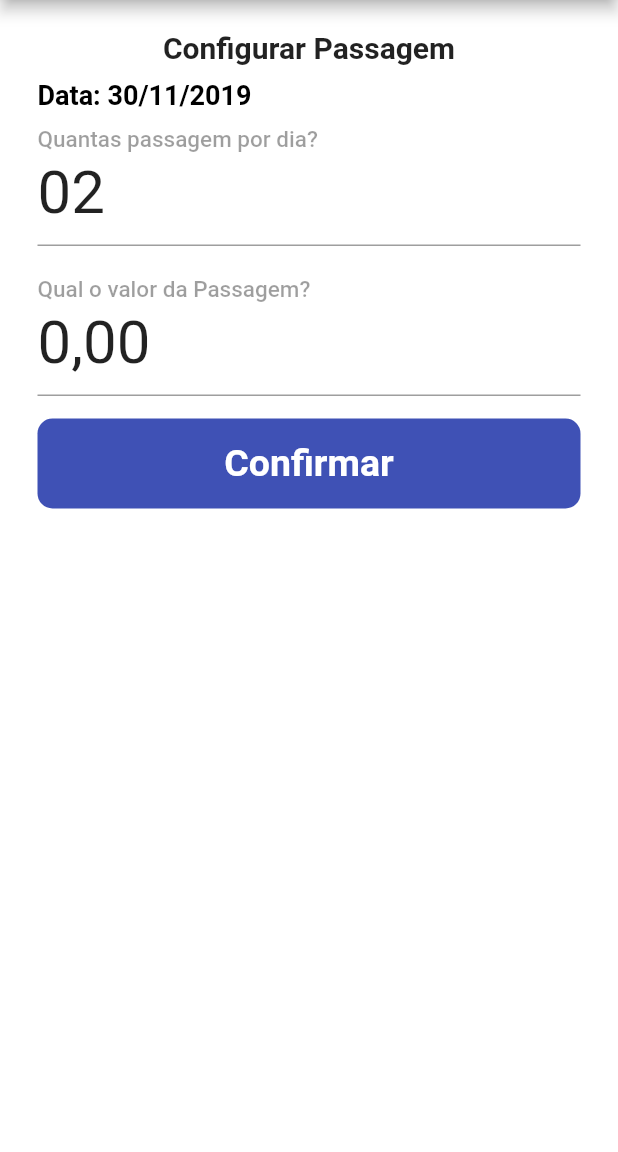
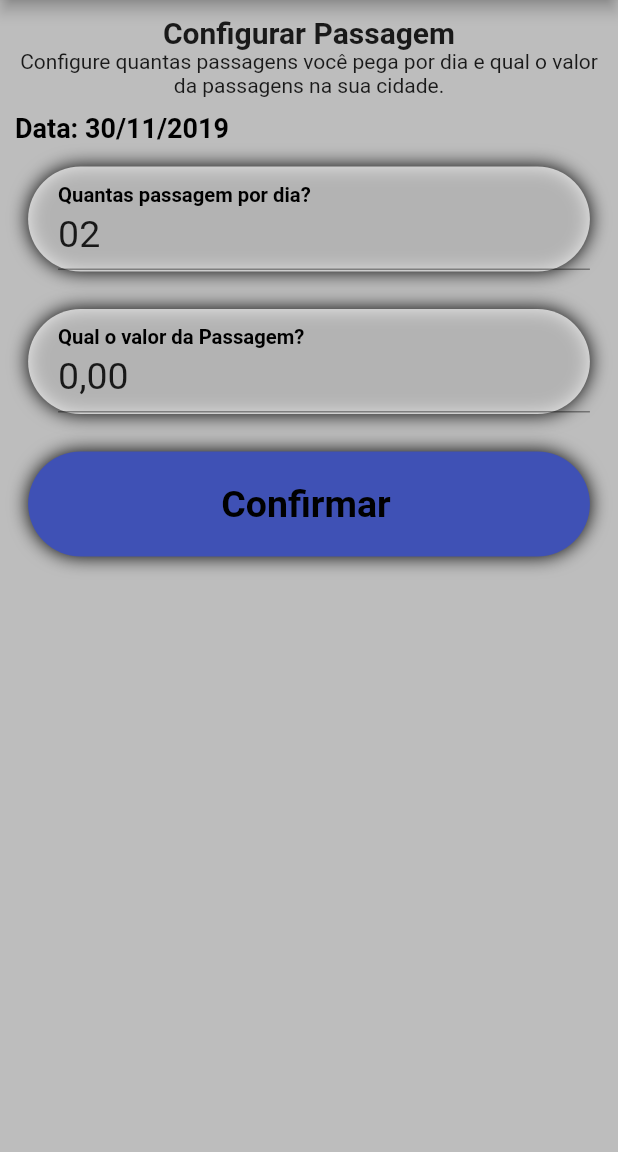
Before and after one commit to beliciobcardoso-zz/app_ticketsbus, a Flutter app: the MyConfig screen opened directly, on a phone screen of 412 x 824 dp, the part 84-1236 px from its top. Run offline on Flutter 3.47's test engine with Material 2 defaults, Android fonts, the phone set to English and light mode, and no system bars; our stand-ins replace flutter_masked_text.

Commit message:
Finalizado Configuração de passagem

```diff
--- a/lib/pages/Config.dart
+++ b/lib/pages/Config.dart
@@ -22,15 +22,15 @@ class MyConfig extends StatelessWidget {
         title: Text("Tickets Bus"),
       ),
       body: Container(
-        padding: EdgeInsets.only(
-          top: 20,
-          left: 25,
-          right: 25,
-        ),
-        color: Colors.white,
+        color: Colors.grey[400],
         child: ListView(
           children: <Widget>[
-            Text(
+            //------ Titulo da Pagina ------//
+            Container(
+                    padding: EdgeInsets.only(
+                      top: 10,
+                    ),
+                    child: Text(
                       "Configurar Passagem",
                       style: TextStyle(
                         fontSize: 20,
@@ -38,10 +38,22 @@ class MyConfig extends StatelessWidget {
                       ),
                       textAlign: TextAlign.center,
                     ),
-            SizedBox(
-              height: 10,
                   ),
-            Text(
+            //--- Container do texto ---//
+            Container(
+              padding: EdgeInsets.only(
+                left: 10,
+                right: 10,
+              ),
+              child: Text(
+                "Configure quantas passagens você pega por dia e qual o valor da passagens na sua cidade.",
+                textAlign: TextAlign.center,
+              ),
+            ),
+            //--- Container da data ----//
+            Container(
+              padding: EdgeInsets.only(left: 10, top: 10),
+              child: Text(
                 "Data: $data",
                 style: TextStyle(
                   fontWeight: FontWeight.bold,
@@ -49,54 +61,116 @@ class MyConfig extends StatelessWidget {
                   fontSize: 18,
                 ),
               ),
-            TextFormField(
+            ),
+            //------ Container do input quantidade de passagens --------//
+            Container(
+              margin: EdgeInsets.only(top: 15),
+              child: Column(
+                children: <Widget>[
+                  Container(
+                    width: MediaQuery.of(context).size.width / 1.1,
+                    height: 70,
+                    padding: EdgeInsets.only(
+                      top: 1,
+                      bottom: 1,
+                      left: 20,
+                    ),
+                    decoration: BoxDecoration(
+                      borderRadius: BorderRadius.all(
+                        Radius.circular(50),
+                      ),
+                      color: Colors.white70,
+                      boxShadow: [
+                        BoxShadow(
+                          color: Colors.black,
+                          blurRadius: 10,
+                        ),
+                      ],
+                    ),
+                    child: TextFormField(
                       controller: quantpassagem,
                       keyboardType: TextInputType.number,
                       decoration: InputDecoration(
                         labelText: "Quantas passagem por dia?",
                         labelStyle: TextStyle(
-                  color: Colors.black38,
-                  fontWeight: FontWeight.w500,
-                  fontSize: 20,
+                          color: Colors.black,
+                          fontWeight: FontWeight.bold,
+                          fontSize: 18,
                         ),
                       ),
-              style: TextStyle(fontSize: 40),
+                      style: TextStyle(fontSize: 25),
                     ),
-            SizedBox(
-              height: 10,
                   ),
-            TextFormField(
+                ],
+              ),
+            ),
+            //----- Container do input valor passagem ----------//
+            Container(
+              margin: EdgeInsets.only(top: 25),
+              child: Column(
+                children: <Widget>[
+                  Container(
+                    width: MediaQuery.of(context).size.width / 1.1,
+                    height: 70,
+                    padding: EdgeInsets.only(
+                      top: 1,
+                      bottom: 1,
+                      left: 20,
+                    ),
+                    decoration: BoxDecoration(
+                      borderRadius: BorderRadius.all(
+                        Radius.circular(50),
+                      ),
+                      color: Colors.white70,
+                      boxShadow: [
+                        BoxShadow(
+                          color: Colors.black,
+                          blurRadius: 10,
+                        ),
+                      ],
+                    ),
+                    child: TextFormField(
                       controller: controller,
                       keyboardType: TextInputType.number,
                       decoration: InputDecoration(
                         labelText: "Qual o valor da Passagem?",
                         labelStyle: TextStyle(
-                  color: Colors.black38,
-                  fontWeight: FontWeight.w500,
-                  fontSize: 20,
+                          color: Colors.black,
+                          fontWeight: FontWeight.bold,
+                          fontSize: 18,
                         ),
                       ),
-              style: TextStyle(fontSize: 40),
+                      style: TextStyle(fontSize: 25),
                     ),
-            SizedBox(
-              height: 15,
                   ),
-            Container(
-              height: 60,
-              alignment: Alignment.centerLeft,
-              decoration: BoxDecoration(
-                gradient: LinearGradient(
-                  begin: Alignment.topLeft,
-                  end: Alignment.bottomRight,
-                  stops: [0.3, 1],
-                  colors: [
-                    Color(0xff3f51b5),
-                    Color(0xff3f51b5),
                 ],
               ),
+            ),
+            //------ Container do Botão Confirmar --------//
+            Container(
+              margin: EdgeInsets.only(top: 25, bottom: 15),
+              child: Column(
+                children: <Widget>[
+                  Container(
+                    width: MediaQuery.of(context).size.width / 1.1,
+                    height: 70,
+                    padding: EdgeInsets.only(
+                      top: 1,
+                      right: 5,
+                      bottom: 1,
+                      left: 1,
+                    ),
+                    decoration: BoxDecoration(
                       borderRadius: BorderRadius.all(
-                  Radius.circular(10),
+                        Radius.circular(50),
                       ),
+                      color: Colors.indigo,
+                      boxShadow: [
+                        BoxShadow(
+                          color: Colors.black,
+                          blurRadius: 10,
+                        ),
+                      ],
                     ),
                     child: SizedBox.expand(
                       child: FlatButton(
@@ -104,13 +178,16 @@ class MyConfig extends StatelessWidget {
                           "Confirmar",
                           style: TextStyle(
                             fontWeight: FontWeight.bold,
-                      color: Colors.white,
+                            color: Colors.black,
                             fontSize: 25,
                           ),
                           textAlign: TextAlign.center,
                         ),
                         onPressed: () {},
                       ),
+                    ),
+                  )
+                ],
               ),
             ),
           ],
```
Lines whose indentation alone changed are shown as unchanged.
